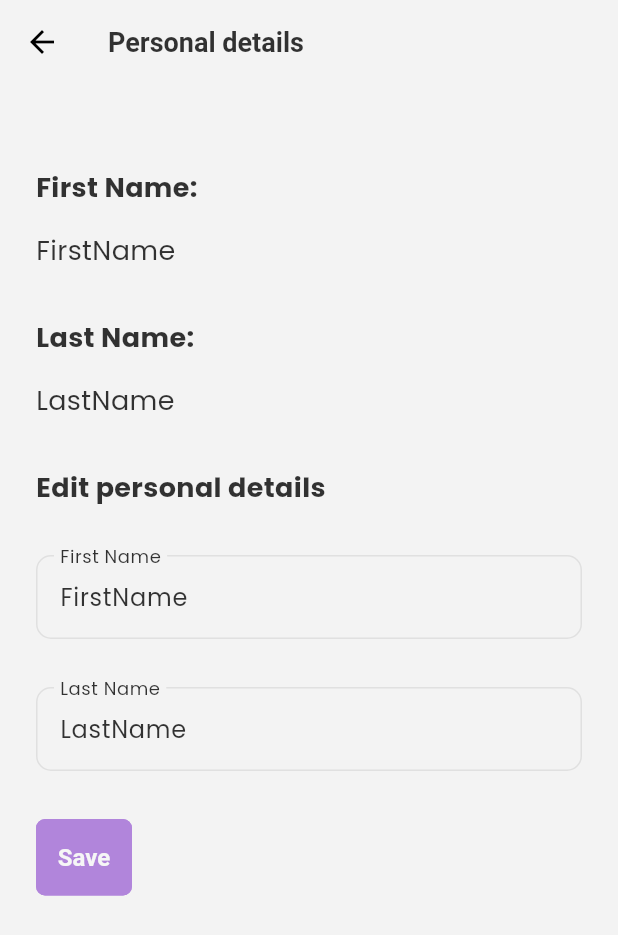
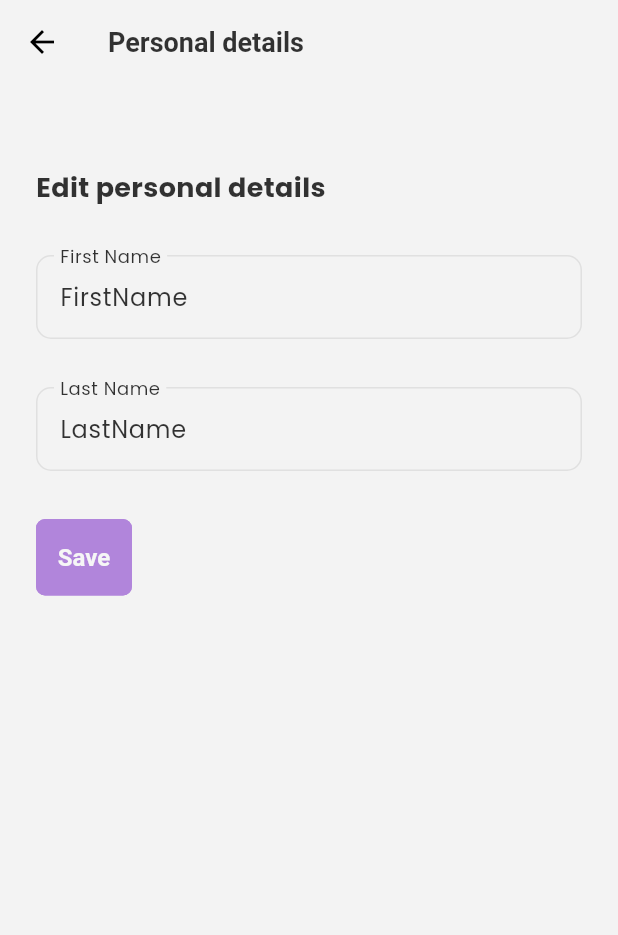
Before and after one commit to c-guill/DaylioFinal, a Flutter app: the PersonalDataPage screen opened directly, on a phone screen of 412 x 824 dp. Shown: the top 935 px of the screen. Run offline on Flutter 3.47's test engine with Material 3 defaults, Android fonts, the phone set to English and light mode, and no system bars; our stand-ins replace cloud_firestore, file_picker, firebase_auth, firebase_core, firebase_storage, flutter_native_splash and 11 more; missing offline and left inert: d_chart; accounts and stored records are empty; project files that could hold a hidden picture were left out.

Commit message:
deleting superflu

```diff
--- a/lib/features/diary/views/settings/account/widgets/personal_data_form.dart
+++ b/lib/features/diary/views/settings/account/widgets/personal_data_form.dart
@@ -52,36 +52,6 @@ class _PersonalDataFormState extends State<PersonalDataForm> {
           crossAxisAlignment: CrossAxisAlignment.start,
           children: [
             const Text(
-              'First Name:',
-              style: TextStyle(
-                fontSize: TSizes.fontSizeLg,
-                fontWeight: FontWeight.bold,
-              ),
-            ),
-            const SizedBox(height: TSizes.spaceBtwItems),
-            Text(
-              firstName,
-              style: const TextStyle(
-                fontSize: TSizes.fontSizeLg,
-              ),
-            ),
-            const SizedBox(height: TSizes.spaceBtwSections),
-            const Text(
-              'Last Name:',
-              style: TextStyle(
-                fontSize: TSizes.fontSizeLg,
-                fontWeight: FontWeight.bold,
-              ),
-            ),
-            const SizedBox(height: TSizes.spaceBtwItems),
-            Text(
-              lastName,
-              style: const TextStyle(
-                fontSize: TSizes.fontSizeLg,
-              ),
-            ),
-            const SizedBox(height: TSizes.spaceBtwSections),
-            const Text(
               TTexts.editPersonalDetails,
               style: TextStyle(
                 fontSize: TSizes.fontSizeLg,
```
